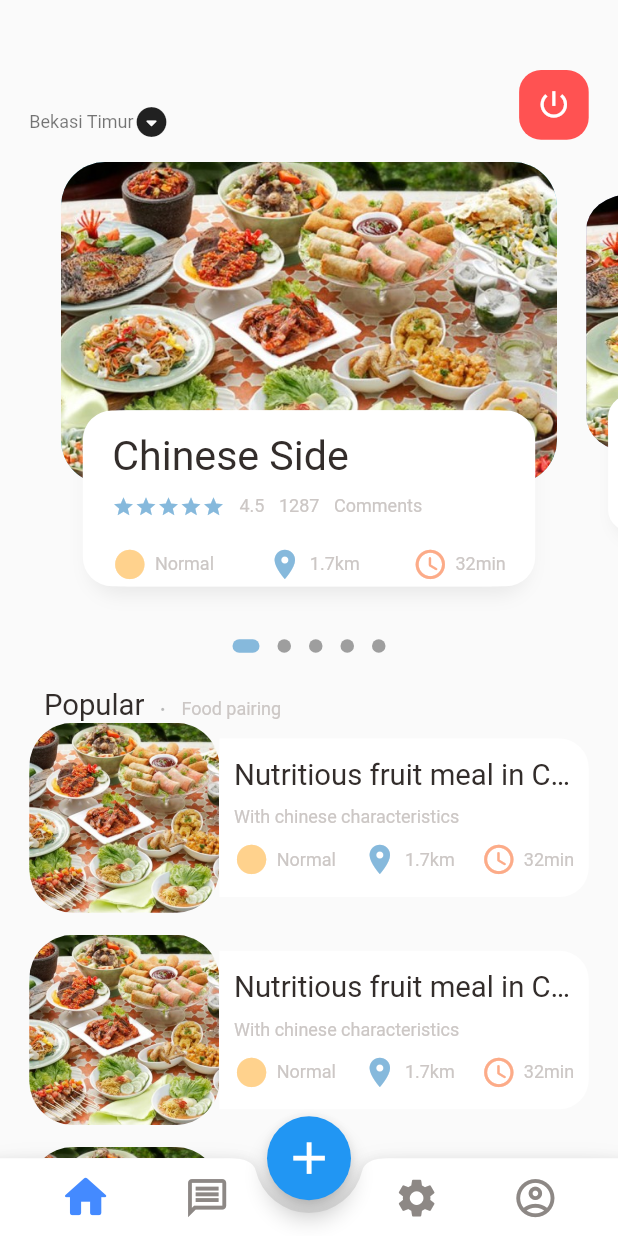
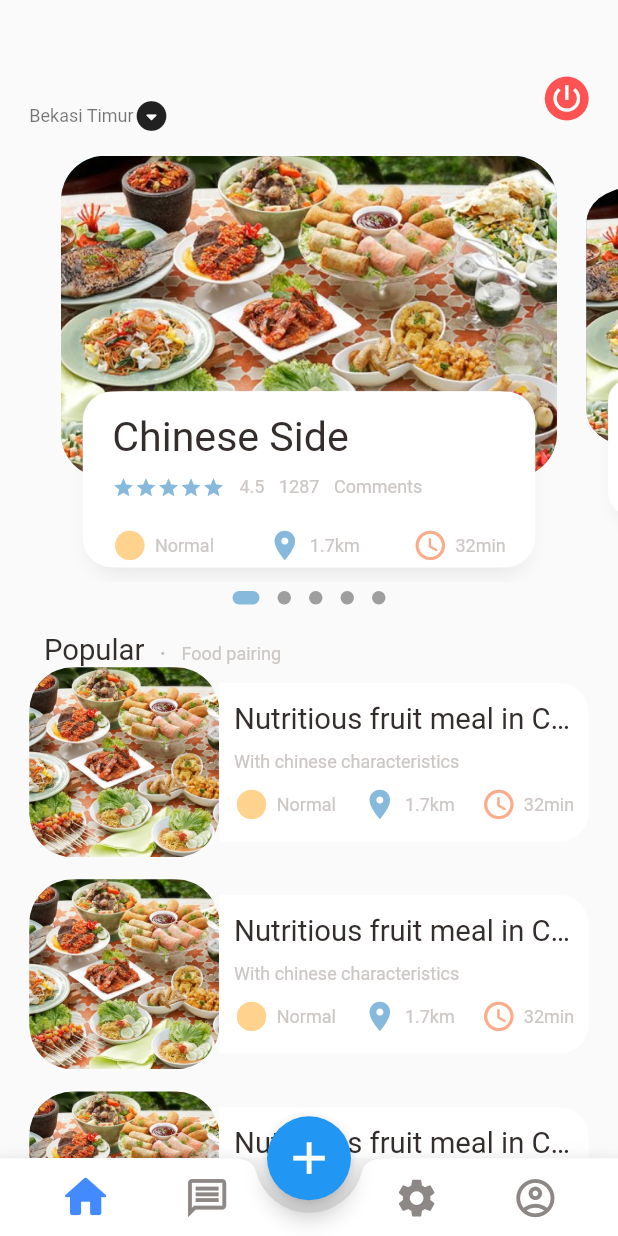
Before and after one commit to davidhedrin/gallery_image_app, a Flutter app: the MainAppPage screen opened by its route, on a phone screen of 412 x 824 dp. Run offline on Flutter 3.47's test engine with Material 2 defaults, Android fonts, the phone set to English and light mode, and no system bars; drawn by our look-alikes of dots_indicator; our stand-ins replace animate_do, awesome_snackbar_content, cloud_firestore, country_picker, email_validator, firebase_auth and 6 more; accounts and stored records are empty.

Commit message:
Edit size widget home page

```diff
--- a/lib/component/app_page_body.dart
+++ b/lib/component/app_page_body.dart
@@ -37,11 +37,6 @@ class _AppPageBodyState extends State<AppPageBody> {
     });
   }
 
-  // @override
-  // void dispose(){
-  //   pageController.dispose();
-  // }
-
   @override
   Widget build(BuildContext context) {
     return Column(
@@ -70,7 +65,7 @@ class _AppPageBodyState extends State<AppPageBody> {
           ),
         ),
 
-        SizedBox(height: Dimentions.height15,),
+        SizedBox(height: Dimentions.height10,),
 
         // Text Populer Category
         Container(
@@ -204,7 +199,7 @@ class _AppPageBodyState extends State<AppPageBody> {
             alignment: Alignment.bottomCenter,
             child: Container(
               height: Dimentions.pageTextContainer,
-              margin: EdgeInsets.only(left: Dimentions.width30, right: Dimentions.width30, bottom: Dimentions.height30),
+              margin: EdgeInsets.only(left: Dimentions.width30, right: Dimentions.width30, bottom: Dimentions.height10),
               decoration: BoxDecoration(
                 borderRadius: BorderRadius.circular(Dimentions.radius20),
                 color: Colors.white,
--- a/lib/component/main_app_page.dart
+++ b/lib/component/main_app_page.dart
@@ -11,7 +11,8 @@ import '../pages/setting/setting_page.dart';
 import '../widgets/tab_button_navbar.dart';
 
 class MainAppPage extends StatefulWidget {
-  const MainAppPage({Key? key}) : super(key: key);
+  final String Userid;
+  const MainAppPage({Key? key, required this.Userid}) : super(key: key);
 
   @override
   State<MainAppPage> createState() => _MainAppPageState();
@@ -26,15 +27,15 @@ class _MainAppPageState extends State<MainAppPage> {
     });
   }
 
-  final pages = <Widget> [
-    HomePageMenu(),
-    MessagePageMenu(),
-    SettingPageMenu(),
-    AccountPageMenu()
-  ];
-
   @override
   Widget build(BuildContext context) {
+    List<Widget> pages = <Widget> [
+      HomePageMenu(uid: widget.Userid),
+      MessagePageMenu(),
+      SettingPageMenu(),
+      AccountPageMenu()
+    ];
+
     return Scaffold(
       body: pages[index],
       bottomNavigationBar: TabBarNavigationMaterial(
--- a/lib/component/page/popular_image_detail.dart
+++ b/lib/component/page/popular_image_detail.dart
@@ -48,7 +48,7 @@ class PopularFoodDetail extends StatelessWidget {
               children: [
                 GestureDetector(
                   onTap: (){
-                    Get.toNamed(RouteHalper.getInitial());
+                    Navigator.of(context).pop();
                   },
                   child: AppIcon(icon: Icons.arrow_back_ios_new),
                 ),
--- a/lib/component/page/recommended_food_detail.dart
+++ b/lib/component/page/recommended_food_detail.dart
@@ -25,7 +25,7 @@ class RecommendedFoodDetail extends StatelessWidget {
               children: [
                 GestureDetector(
                   onTap: (){
-                    Get.toNamed(RouteHalper.getInitial());
+                    Navigator.of(context).pop();
                   },
                   child: AppIcon(icon: Icons.clear,)
                 ),
--- a/lib/halper/route_halper.dart
+++ b/lib/halper/route_halper.dart
@@ -28,7 +28,7 @@ class RouteHalper{
   static const String onBoardScreen = "/on-board-screen";
   static const String splashScreen = "/splash-screen";
 
-  static String getInitial() => '$initial';
+  static String getInitial({String? uid}) => '$initial?uid=$uid';
 
   static String getLoginPage() => '$loginPage';
   static String getRegisterPage() => '$registerPage';
@@ -41,7 +41,11 @@ class RouteHalper{
   static String getsplashScreen() => '$splashScreen';
 
   static List<GetPage> routes = [
-    GetPage(name: initial, transition: Transition.native, page: ()=> MainAppPage()),
+    GetPage(name: initial, transition: Transition.native, page: (){
+      String? uid = Get.parameters['uid'].toString();
+      return MainAppPage(Userid: uid,);
+    }),
+
     GetPage(name: splashScreen, page: () => SplashScerenApp(), transition: Transition.native),
     GetPage(name: onBoardScreen, page: () => OnBoardScreenApp(), transition: Transition.native),
 
--- a/lib/pages/home/home_page.dart
+++ b/lib/pages/home/home_page.dart
@@ -16,7 +16,8 @@ import '../../widgets/big_text.dart';
 import '../../widgets/small_text.dart';
 
 class HomePageMenu extends StatefulWidget {
-  const HomePageMenu({Key? key}) : super(key: key);
+  final String uid;
+  const HomePageMenu({Key? key, required this.uid}) : super(key: key);
 
   @override
   State<HomePageMenu> createState() => _HomePageMenuState();
@@ -45,7 +46,7 @@ class _HomePageMenuState extends State<HomePageMenu> {
           // Header search and name
           Container(
             child: Container(
-              margin: EdgeInsets.only(top: Dimentions.height45, bottom: Dimentions.height15),
+              margin: EdgeInsets.only(top: Dimentions.height40, bottom: Dimentions.height15),
               padding: EdgeInsets.only(left: Dimentions.width20, right: Dimentions.width20),
               child: Row(
                 mainAxisAlignment: MainAxisAlignment.spaceBetween,
@@ -53,21 +54,19 @@ class _HomePageMenuState extends State<HomePageMenu> {
                   Column(
                     crossAxisAlignment: CrossAxisAlignment.start,
                     children: [
-                      FutureBuilder(
-                        future: getService.getDocUidByColumn(context: context, collection: "users", column: "uidEmail", param: userAuth.currentUser!.uid),
-                        builder: (context, snapshot){
-                          try{
-                            var data = snapshot.data;
-                            if (snapshot.hasData) {
-                              return Container(child: BigText(text: data!.get("nama_lengkap"), color: AppColors.mainColor,));
-                            } else {
-                              return Container(child: Center(child: CircularProgressIndicator(),),
-                              );
-                            }
-                          }catch(e){
+                      StreamBuilder<DocumentSnapshot <Map <String, dynamic>>>(
+                        stream: _fbStore.collection("users").doc(widget.uid).snapshots(),
+                        builder: (context, AsyncSnapshot<DocumentSnapshot> snapshot){
+                          if (snapshot.connectionState == ConnectionState.waiting) {
                             return Container(child: BigText(text: "-", color: AppColors.mainColor,));
                           }
-                        },
+                          if (snapshot.hasData) {
+                            var document = snapshot.data;
+                            return Container(child: BigText(text: document!.get('nama_lengkap'), color: AppColors.mainColor,));
+                          }else{
+                            return Container(child: BigText(text: "-", color: AppColors.mainColor,));
+                          }
+                        }
                       ),
                       Row(
                         children: [
@@ -90,8 +89,8 @@ class _HomePageMenuState extends State<HomePageMenu> {
                     },
                     child: Center(
                       child: Container(
-                        width: Dimentions.height45,
-                        height: Dimentions.height45,
+                        width: Dimentions.height30,
+                        height: Dimentions.height30,
                         child: Icon(Icons.power_settings_new, color: Colors.white, size: Dimentions.iconSize24,),
                         decoration: BoxDecoration(
                           borderRadius: BorderRadius.circular(Dimentions.radius15),
--- a/lib/utils/dimentions.dart
+++ b/lib/utils/dimentions.dart
@@ -4,11 +4,12 @@ class Dimentions{
   static double screenHeight = Get.context!.height;
   static double screenWidth = Get.context!.width;
 
-  static double pageView= screenHeight/2.64;
+  static double pageView= screenHeight/2.9;
   static double pageViewContainer = screenHeight/3.84;
   static double pageTextContainer = screenHeight/7.03;
 
   // dynemic height padding and margin
+  static double height6 = screenHeight/130.2;
   static double height10 = screenHeight/84.4;
   static double height15 = screenHeight/56.27;
   static double height20 = screenHeight/42.2;
```
Also changed, not shown: lib/pages/account/account_page.dart (+64 -8 lines), lib/pages/auth/login_page.dart (+3 -4 lines), lib/pages/message/message_page.dart (+22 -6 lines), lib/pages/setting/setting_page.dart (+21 -6 lines), lib/providers/app_services.dart (+30 -0 lines), lib/providers/auth_provider.dart (+9 -8 lines), lib/splashScreen/splash_screen.dart (+8 -3 lines), assets/image/Landscape.jpg (added), lib/generated/assets.dart.
